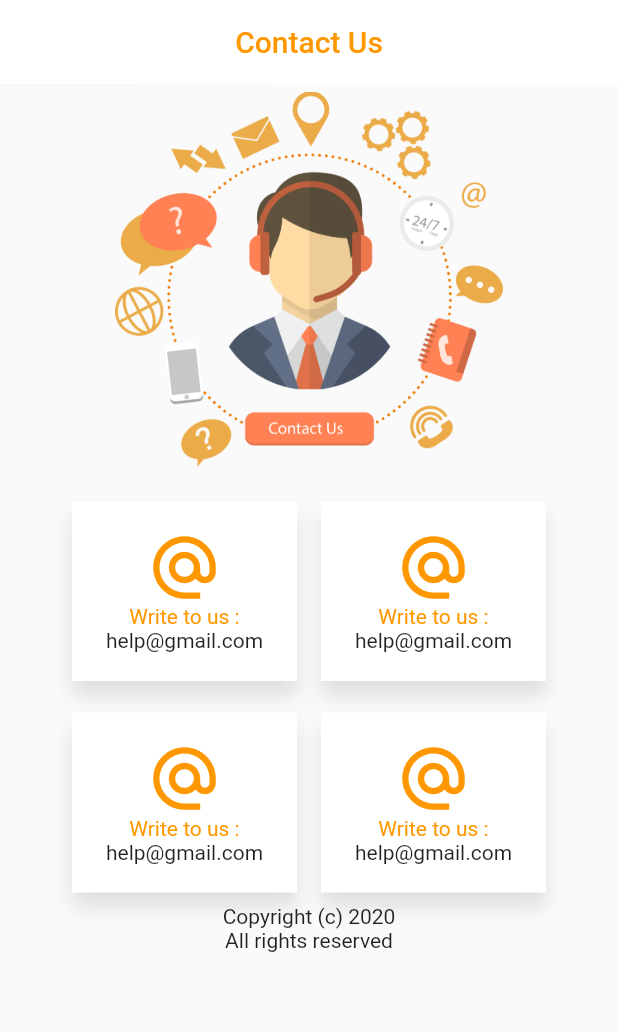
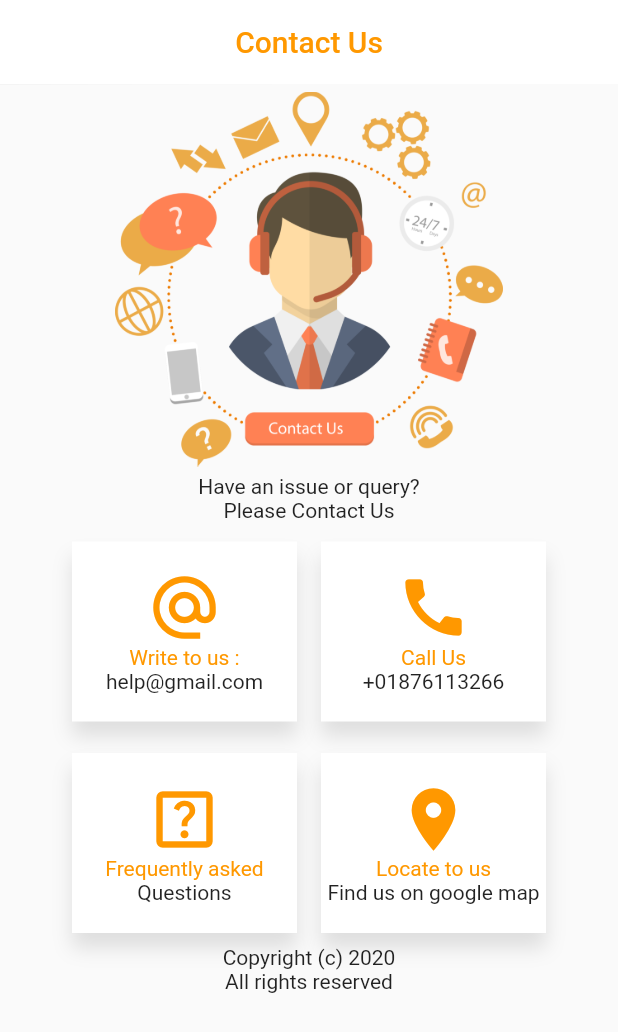
Before and after one commit to diptokumar/ui_challange, a Flutter app: the screen it shows after launch, on a phone screen of 412 x 824 dp. Shown: the top 1032 px of the screen. Run offline on Flutter 3.47's test engine with Material 2 defaults, Android fonts, the phone set to English and light mode, and no system bars.

Commit message:
Final Change commit

```diff
--- a/lib/main.dart
+++ b/lib/main.dart
@@ -40,9 +40,13 @@ class MyHome extends StatelessWidget {
               'images/contactus2.png',
               height: 250,
             )),
+
             SizedBox(
-              height: 15,
+              height: 05,
             ),
+            Text('Have an issue or query?'),
+            Text('Please Contact Us'),
+            SizedBox(height: 05,),
             Row(
               mainAxisAlignment: MainAxisAlignment.center,
               children: [
@@ -91,15 +95,15 @@ class MyHome extends StatelessWidget {
                       mainAxisAlignment: MainAxisAlignment.center,
                       children: [
                         Icon(
-                          Icons.alternate_email,
+                          Icons.call,
                           color: Colors.orange,
                           size: 50,
                         ),
                         Text(
-                          'Write to us :',
+                          'Call Us',
                           style: TextStyle(color: Colors.orange),
                         ),
-                        Text('help@gmail.com')
+                        Text('+01876113266')
                       ],
                     ),
                   ),
@@ -128,15 +132,15 @@ class MyHome extends StatelessWidget {
                       mainAxisAlignment: MainAxisAlignment.center,
                       children: [
                         Icon(
-                          Icons.alternate_email,
+                          Icons.help_center_outlined,
                           color: Colors.orange,
                           size: 50,
                         ),
                         Text(
-                          'Write to us :',
+                          'Frequently asked',
                           style: TextStyle(color: Colors.orange),
                         ),
-                        Text('help@gmail.com')
+                        Text('Questions')
                       ],
                     ),
                   ),
@@ -157,15 +161,15 @@ class MyHome extends StatelessWidget {
                       mainAxisAlignment: MainAxisAlignment.center,
                       children: [
                         Icon(
-                          Icons.alternate_email,
+                          Icons.location_on,
                           color: Colors.orange,
                           size: 50,
                         ),
                         Text(
-                          'Write to us :',
+                          'Locate to us',
                           style: TextStyle(color: Colors.orange),
                         ),
-                        Text('help@gmail.com')
+                        Text('Find us on google map')
                       ],
                     ),
                   ),
@@ -173,7 +177,9 @@ class MyHome extends StatelessWidget {
               ],
             ),
             Text('Copyright (c) 2020'),
-            Text('All rights reserved')
+            Text('All rights reserved'),
+            SizedBox(height: 10,)
+
           ],
         ),
       ),
```
